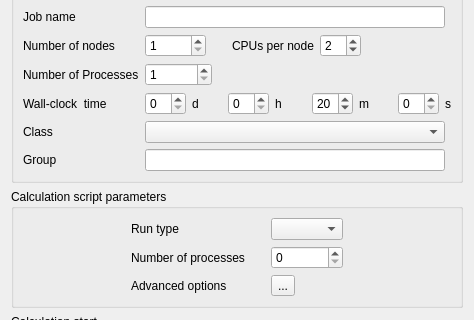
This is gui/Pages/BatchRunningForm.ui in code-saturne/code_saturne as Qt 5 draws it before an edit; both pictures show x 0 to 474 and y 108 to 428 of the 474 by 509 pixel window. The edited form follows.
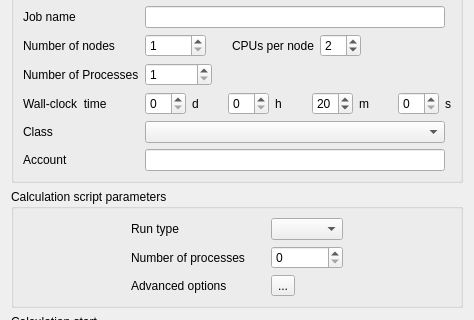
This is the edited form. Icons and pictures are not drawn.

Commit message: Handle account name for SLURM.

The edit to the form file:
```diff
--- a/gui/Pages/BatchRunningForm.ui
+++ b/gui/Pages/BatchRunningForm.ui
@@ -436,7 +436,7 @@
         <item row="5" column="0">
          <widget class="QLabel" name="labelJobGroup">
           <property name="text">
-           <string>Group</string>
+           <string>Account</string>
           </property>
          </widget>
         </item>
```
Left out of the diff: 11 changed lines with no effect on the pictures. The commit also changes 2 other files.
